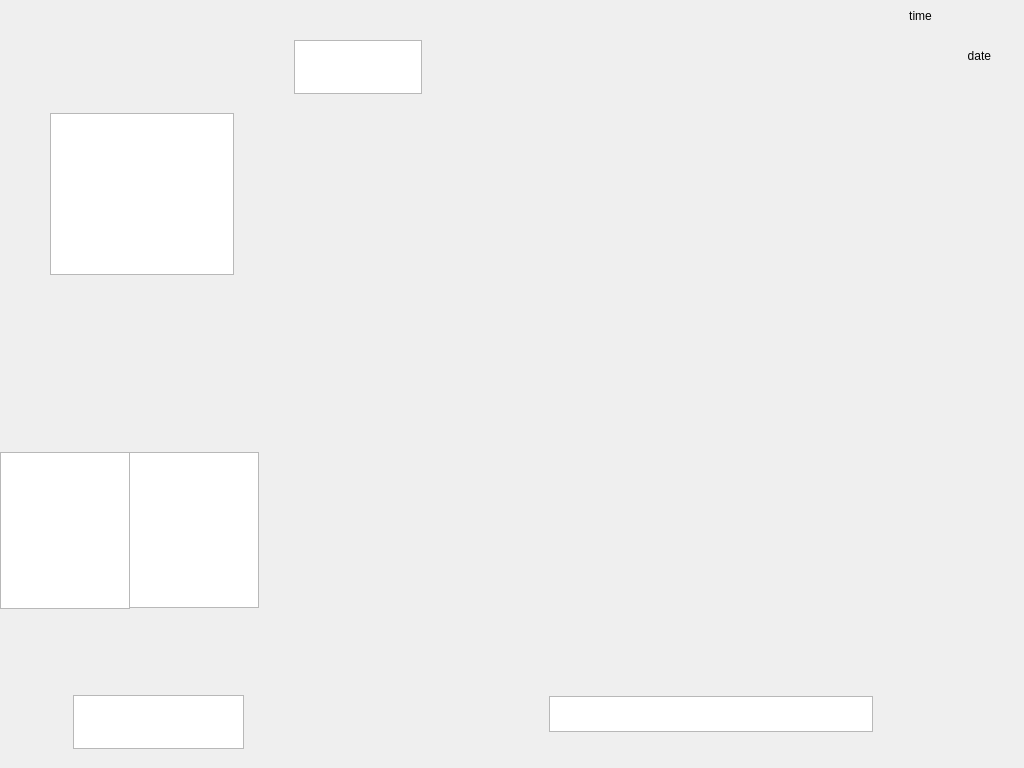
Before: the Qt Designer form Qt-widget-project/Protocol_test/widget.ui in dongdong-2009/Qt_project, drawn with Qt 5.
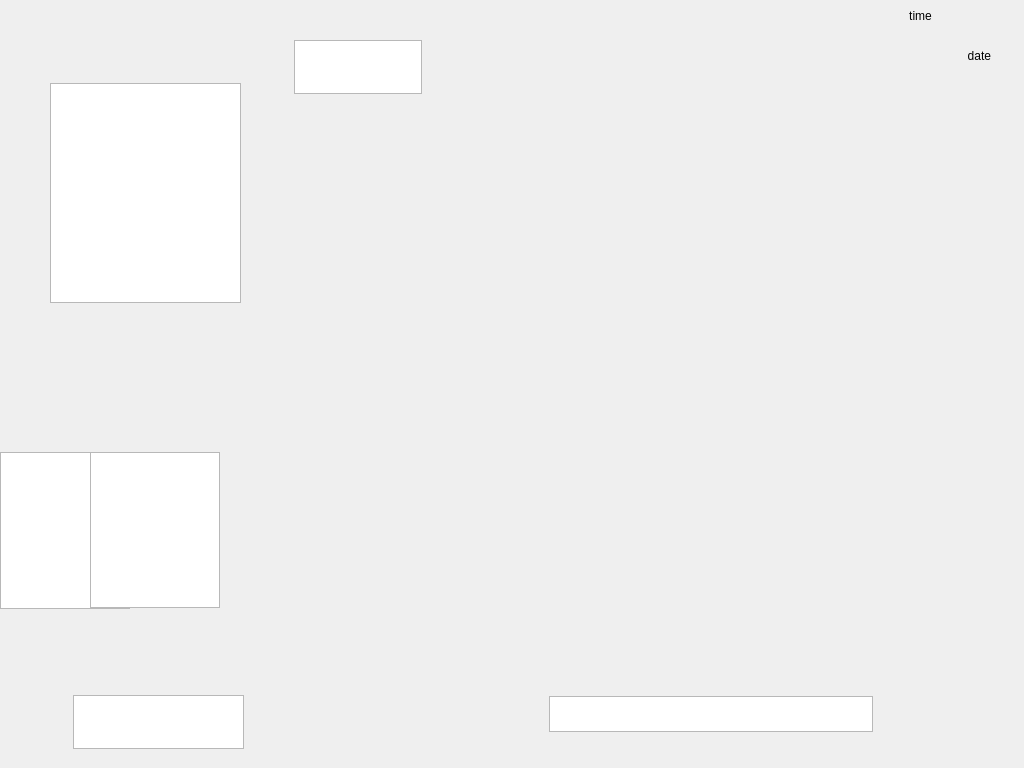
After: the same form once the commit is applied.

Patch:
```diff
--- a/Qt-widget-project/Protocol_test/widget.ui
+++ b/Qt-widget-project/Protocol_test/widget.ui
@@ -69,9 +69,9 @@
    <property name="geometry">
     <rect>
      <x>50</x>
-     <y>113</y>
-     <width>184</width>
-     <height>162</height>
+     <y>83</y>
+     <width>191</width>
+     <height>220</height>
     </rect>
    </property>
   </widget>
@@ -88,7 +88,7 @@
   <widget class="QGraphicsView" name="graphicsView_floor2">
    <property name="geometry">
     <rect>
-     <x>129</x>
+     <x>90</x>
      <y>452</y>
      <width>130</width>
      <height>156</height>
@@ -105,6 +105,35 @@
     </rect>
    </property>
   </widget>
+  <widget class="QLabel" name="label_floor">
+   <property name="geometry">
+    <rect>
+     <x>20</x>
+     <y>452</y>
+     <width>200</width>
+     <height>156</height>
+    </rect>
+   </property>
+   <property name="text">
+    <string/>
+   </property>
+   <property name="alignment">
+    <set>Qt::AlignCenter</set>
+   </property>
+  </widget>
+  <widget class="QLabel" name="label_Arrow">
+   <property name="geometry">
+    <rect>
+     <x>50</x>
+     <y>113</y>
+     <width>191</width>
+     <height>171</height>
+    </rect>
+   </property>
+   <property name="text">
+    <string/>
+   </property>
+  </widget>
  </widget>
  <layoutdefault spacing="6" margin="11"/>
  <resources/>
```
